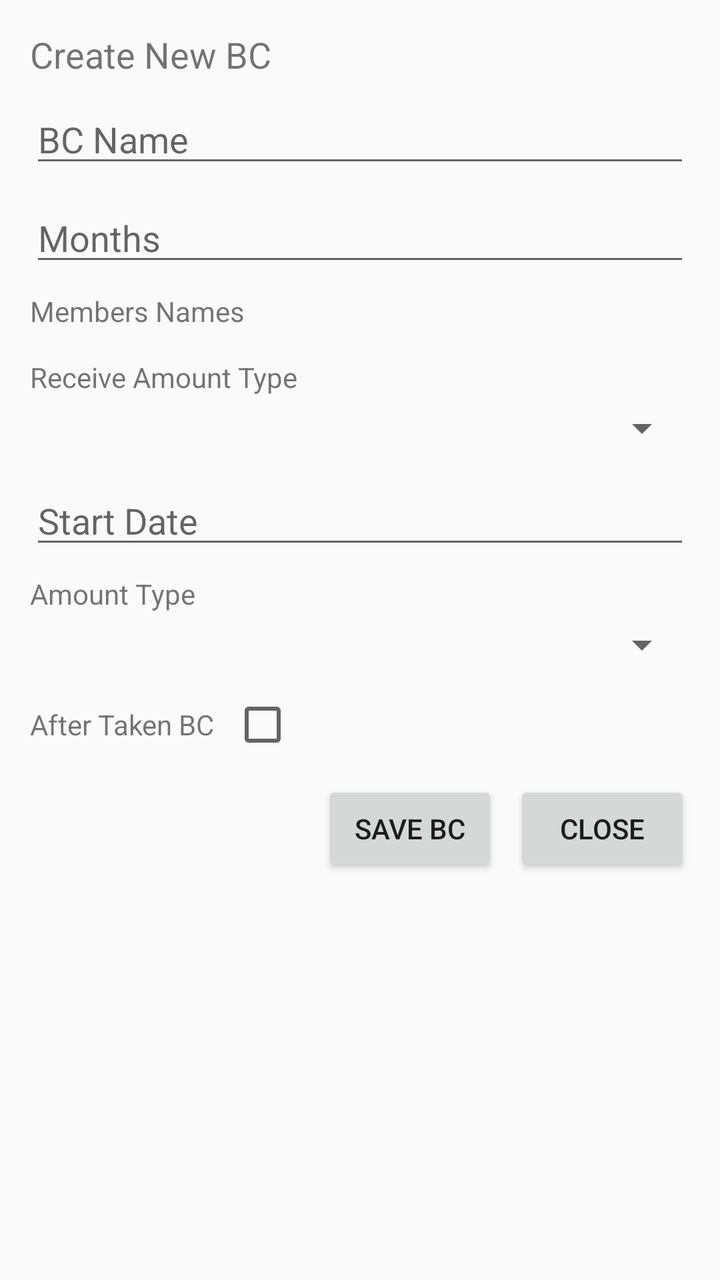
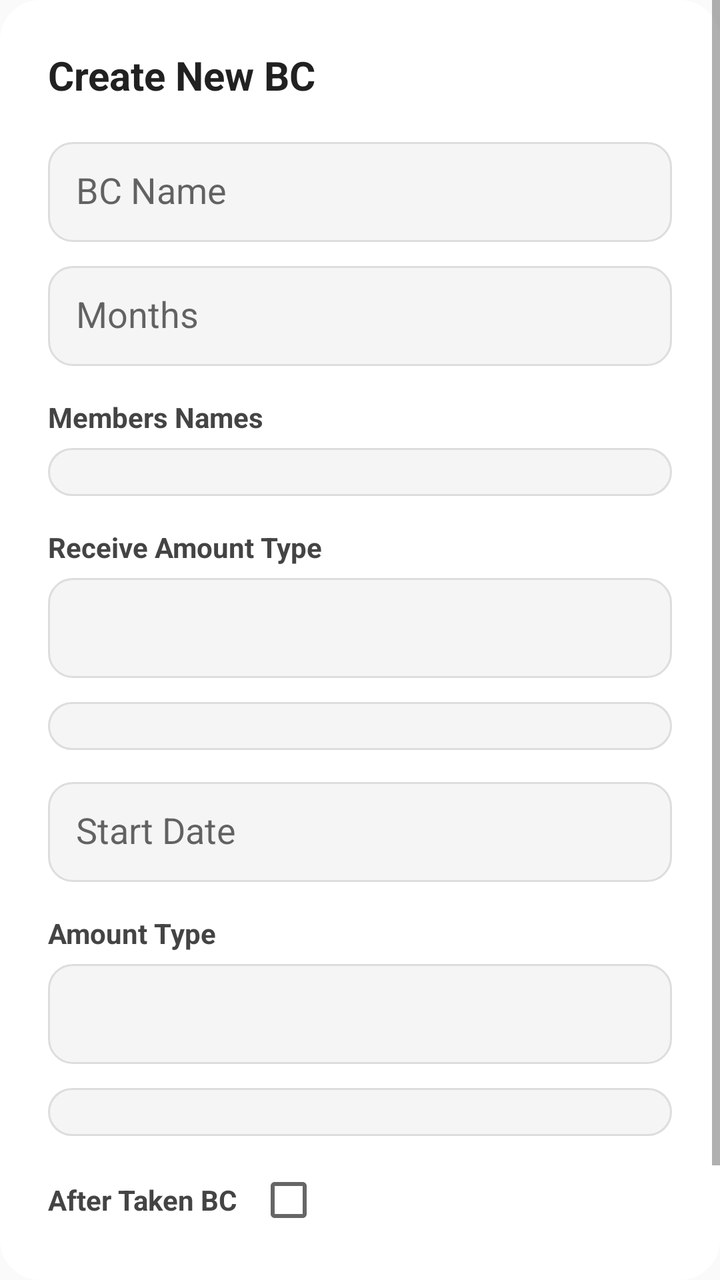

Screens rendered from an Android XML layout before and after an edit, with the pre-edit source and the edit as a unified diff.
<!-- AndroidManifest.xml: application theme Theme.AppCompat.Light.NoActionBar -->
<!-- res/layout/dialog_create_bc.xml -->
<?xml version="1.0" encoding="utf-8"?>
<ScrollView xmlns:android="http://schemas.android.com/apk/res/android"
    android:layout_width="match_parent"
    android:layout_height="wrap_content">

    <LinearLayout
        android:orientation="vertical"
        android:padding="15dp"
        android:layout_width="match_parent"
        android:layout_height="wrap_content">

        
        <TextView
            android:text="Create New BC"
            android:textSize="18sp"
            android:layout_width="wrap_content"
            android:layout_height="wrap_content" />

        
        <EditText
            android:id="@+id/editBcName"
            android:hint="BC Name"
            android:layout_marginTop="8dp"
            android:layout_width="match_parent"
            android:layout_height="wrap_content" />

        
        <EditText
            android:id="@+id/editMonths"
            android:hint="Months"
            android:inputType="number"
            android:layout_marginTop="8dp"
            android:layout_width="match_parent"
            android:layout_height="wrap_content" />

        
        <TextView
            android:text="Members Names"
            android:layout_marginTop="8dp"
            android:layout_width="wrap_content"
            android:layout_height="wrap_content" />

        <LinearLayout
            android:id="@+id/layoutMembers"
            android:orientation="vertical"
            android:layout_marginTop="4dp"
            android:layout_width="match_parent"
            android:layout_height="wrap_content" />

        
        <TextView
            android:text="Receive Amount Type"
            android:layout_marginTop="10dp"
            android:layout_width="wrap_content"
            android:layout_height="wrap_content" />

        <Spinner
            android:id="@+id/spinnerReceiveType"
            android:layout_marginTop="4dp"
            android:layout_width="match_parent"
            android:layout_height="wrap_content" />

        
        <LinearLayout
            android:id="@+id/layoutReceiveAmounts"
            android:orientation="vertical"
            android:layout_marginTop="4dp"
            android:layout_width="match_parent"
            android:layout_height="wrap_content" />

        
        <EditText
            android:id="@+id/editStartDate"
            android:hint="Start Date"
            android:focusable="false"
            android:inputType="none"
            android:layout_marginTop="8dp"
            android:layout_width="match_parent"
            android:layout_height="wrap_content" />

        
        <TextView
            android:text="Amount Type"
            android:layout_marginTop="8dp"
            android:layout_width="wrap_content"
            android:layout_height="wrap_content" />

        <Spinner
            android:id="@+id/spinnerAmountType"
            android:layout_marginTop="4dp"
            android:layout_width="match_parent"
            android:layout_height="wrap_content" />

        
        <LinearLayout
            android:id="@+id/layoutAmounts"
            android:orientation="vertical"
            android:layout_marginTop="4dp"
            android:layout_width="match_parent"
            android:layout_height="wrap_content" />

        
        <LinearLayout
            android:orientation="horizontal"
            android:gravity="center_vertical"
            android:layout_marginTop="8dp"
            android:layout_width="match_parent"
            android:layout_height="wrap_content">

            <TextView
                android:text="After Taken BC"
                android:layout_width="wrap_content"
                android:layout_height="wrap_content" />

            <CheckBox
                android:id="@+id/checkAfterTaken"
                android:layout_marginStart="8dp"
                android:layout_width="wrap_content"
                android:layout_height="wrap_content" />
        </LinearLayout>

        
        <LinearLayout
            android:orientation="horizontal"
            android:gravity="end"
            android:layout_marginTop="12dp"
            android:layout_width="match_parent"
            android:layout_height="wrap_content">

            <Button
                android:id="@+id/buttonSaveBc"
                android:text="Save BC"
                android:layout_width="wrap_content"
                android:layout_height="wrap_content" />

            <Button
                android:id="@+id/buttonCancelBc"
                android:text="Close"
                android:layout_marginStart="8dp"
                android:layout_width="wrap_content"
                android:layout_height="wrap_content" />
        </LinearLayout>

    </LinearLayout>

</ScrollView>
<!-- resources referenced by this layout -->
<resources>

</resources>

<!-- the commit's change to res/layout/dialog_create_bc.xml (unified diff, before → after) -->
@@ -1,18 +1,22 @@
 <?xml version="1.0" encoding="utf-8"?>
 <ScrollView xmlns:android="http://schemas.android.com/apk/res/android"
     android:layout_width="match_parent"
-    android:layout_height="wrap_content">
+    android:layout_height="wrap_content"
+    android:background="@drawable/bg_dialog_rounded">
 
     <LinearLayout
         android:orientation="vertical"
-        android:padding="15dp"
+        android:padding="24dp"
         android:layout_width="match_parent"
         android:layout_height="wrap_content">
 
         
         <TextView
             android:text="Create New BC"
-            android:textSize="18sp"
+            android:textSize="20sp"
+            android:textStyle="bold"
+            android:textColor="#212121"
+            android:layout_marginBottom="20dp"
             android:layout_width="wrap_content"
             android:layout_height="wrap_content" />
 
@@ -20,51 +24,64 @@
         <EditText
             android:id="@+id/editBcName"
             android:hint="BC Name"
-            android:layout_marginTop="8dp"
+            android:background="@drawable/bg_input_field"
+            android:padding="14dp"
+            android:layout_marginBottom="12dp"
             android:layout_width="match_parent"
-            android:layout_height="wrap_content" />
+            android:layout_height="50dp" />
 
         
         <EditText
             android:id="@+id/editMonths"
             android:hint="Months"
             android:inputType="number"
-            android:layout_marginTop="8dp"
+            android:background="@drawable/bg_input_field"
+            android:padding="14dp"
+            android:layout_marginBottom="16dp"
             android:layout_width="match_parent"
-            android:layout_height="wrap_content" />
+            android:layout_height="50dp" />
 
         
         <TextView
             android:text="Members Names"
-            android:layout_marginTop="8dp"
+            android:textStyle="bold"
+            android:textColor="#444"
+            android:layout_marginBottom="6dp"
             android:layout_width="wrap_content"
             android:layout_height="wrap_content" />
 
         <LinearLayout
             android:id="@+id/layoutMembers"
             android:orientation="vertical"
-            android:layout_marginTop="4dp"
+            android:background="@drawable/bg_input_field"
+            android:padding="12dp"
+            android:layout_marginBottom="16dp"
             android:layout_width="match_parent"
             android:layout_height="wrap_content" />
 
         
         <TextView
             android:text="Receive Amount Type"
-            android:layout_marginTop="10dp"
+            android:textStyle="bold"
+            android:textColor="#444"
+            android:layout_marginBottom="6dp"
             android:layout_width="wrap_content"
             android:layout_height="wrap_content" />
 
         <Spinner
             android:id="@+id/spinnerReceiveType"
-            android:layout_marginTop="4dp"
+            android:background="@drawable/bg_input_field"
+            android:layout_marginBottom="12dp"
             android:layout_width="match_parent"
-            android:layout_height="wrap_content" />
+            android:layout_height="50dp" />
 
         
         <LinearLayout
             android:id="@+id/layoutReceiveAmounts"
             android:orientation="vertical"
-            android:layout_marginTop="4dp"
+            android:background="@drawable/bg_input_field"
+            android:padding="12dp"
+            android:layout_marginBottom="16dp"
             android:layout_width="match_parent"
             android:layout_height="wrap_content" />
 
@@ -74,28 +91,35 @@
             android:hint="Start Date"
             android:focusable="false"
             android:inputType="none"
-            android:layout_marginTop="8dp"
+            android:background="@drawable/bg_input_field"
+            android:padding="14dp"
+            android:layout_marginBottom="16dp"
             android:layout_width="match_parent"
-            android:layout_height="wrap_content" />
+            android:layout_height="50dp" />
 
         
         <TextView
             android:text="Amount Type"
-            android:layout_marginTop="8dp"
+            android:textStyle="bold"
+            android:textColor="#444"
+            android:layout_marginBottom="6dp"
             android:layout_width="wrap_content"
             android:layout_height="wrap_content" />
 
         <Spinner
             android:id="@+id/spinnerAmountType"
-            android:layout_marginTop="4dp"
+            android:background="@drawable/bg_input_field"
+            android:layout_marginBottom="12dp"
             android:layout_width="match_parent"
-            android:layout_height="wrap_content" />
+            android:layout_height="50dp" />
 
         
         <LinearLayout
             android:id="@+id/layoutAmounts"
             android:orientation="vertical"
-            android:layout_marginTop="4dp"
+            android:background="@drawable/bg_input_field"
+            android:padding="12dp"
+            android:layout_marginBottom="16dp"
             android:layout_width="match_parent"
             android:layout_height="wrap_content" />
 
@@ -103,18 +127,20 @@
         <LinearLayout
             android:orientation="horizontal"
             android:gravity="center_vertical"
-            android:layout_marginTop="8dp"
+            android:layout_marginBottom="20dp"
             android:layout_width="match_parent"
             android:layout_height="wrap_content">
 
             <TextView
                 android:text="After Taken BC"
+                android:textStyle="bold"
+                android:textColor="#444"
                 android:layout_width="wrap_content"
                 android:layout_height="wrap_content" />
 
             <CheckBox
                 android:id="@+id/checkAfterTaken"
-                android:layout_marginStart="8dp"
+                android:layout_marginStart="10dp"
                 android:layout_width="wrap_content"
                 android:layout_height="wrap_content" />
         </LinearLayout>
@@ -123,24 +149,29 @@
         <LinearLayout
             android:orientation="horizontal"
             android:gravity="end"
-            android:layout_marginTop="12dp"
             android:layout_width="match_parent"
             android:layout_height="wrap_content">
 
-            <Button
-                android:id="@+id/buttonSaveBc"
-                android:text="Save BC"
+            <TextView
+                android:id="@+id/buttonCancelBc"
+                android:text="CLOSE"
+                android:textStyle="bold"
+                android:textColor="#009688"
+                android:padding="12dp"
+                android:layout_marginEnd="16dp"
                 android:layout_width="wrap_content"
                 android:layout_height="wrap_content" />
 
-            <Button
-                android:id="@+id/buttonCancelBc"
-                android:text="Close"
-                android:layout_marginStart="8dp"
+            <TextView
+                android:id="@+id/buttonSaveBc"
+                android:text="SAVE BC"
+                android:textStyle="bold"
+                android:textColor="#009688"
+                android:padding="12dp"
                 android:layout_width="wrap_content"
                 android:layout_height="wrap_content" />
+
         </LinearLayout>
 
     </LinearLayout>
-
 </ScrollView>
<!-- resource entries referenced after the edit -->
@@ -1,5 +1,15 @@
 <!-- resources referenced by this layout -->
 <resources>
-
+  <!-- drawable bg_dialog_rounded (drawable) -->
+  <shape xmlns:android="http://schemas.android.com/apk/res/android">
+      <solid android:color="#FFFFFF"/>
+      <corners android:radius="20dp"/>
+  </shape>
+  <!-- drawable bg_input_field (drawable) -->
+  <shape xmlns:android="http://schemas.android.com/apk/res/android">
+      <solid android:color="#F5F5F5"/>
+      <corners android:radius="12dp"/>
+      <stroke android:width="1dp" android:color="#DDDDDD"/>
+  </shape>
 </resources>
 
